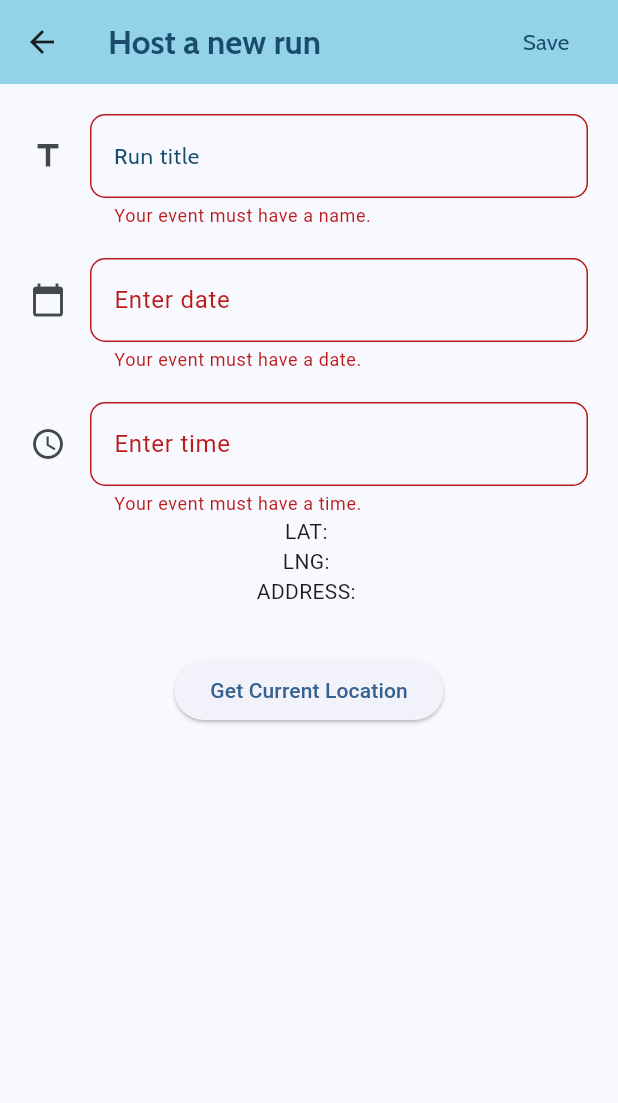
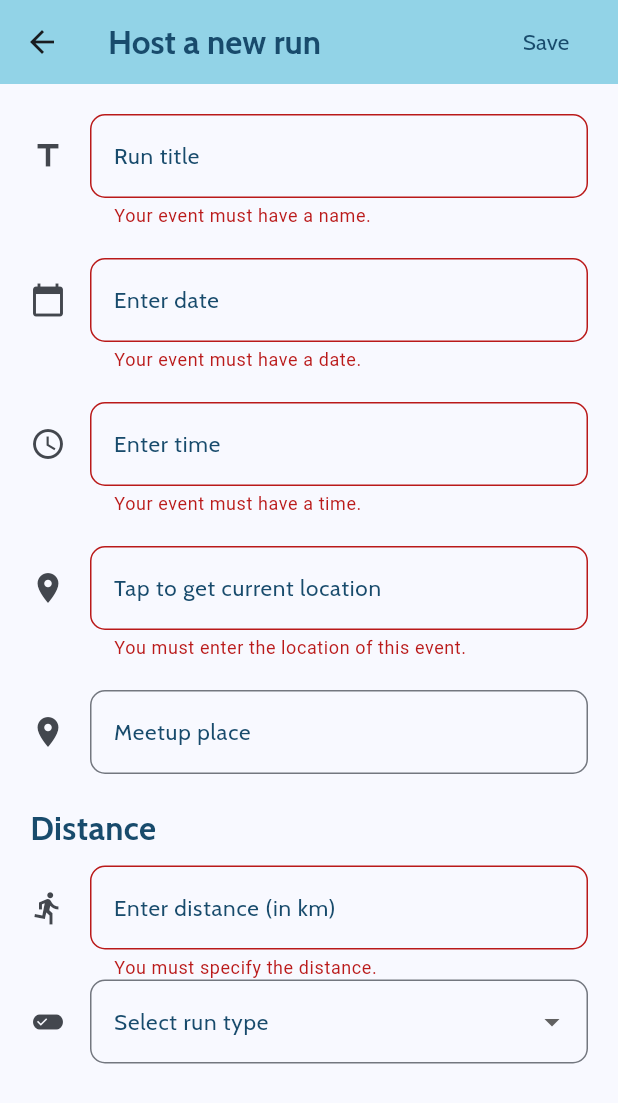
Before and after one commit to smsanagustin/runconnect, a Flutter app: the HostScreen screen opened directly, after a tap on "Save", on a phone screen of 412 x 824 dp. Shown: the top 1103 px of the screen. Run offline on Flutter 3.47's test engine with Material 3 defaults, Android fonts, the phone set to English and light mode, and no system bars; our stand-ins replace cloud_firestore, dartz, firebase_auth, firebase_core, flutter_riverpod, geocoding and 3 more; missing offline and left inert: dart:ffi; accounts and stored records are empty; generated files the repository leaves out were written again.

Commit message:
refactor: create a file for repeatedly used styles

```diff
--- /dev/null
+++ b/lib/models/run_type.dart
@@ -0,0 +1,20 @@
+enum RunTypes {
+  shortRun,
+  longRun,
+  runWalk,
+}
+
+extension RunTypesExtension on RunTypes {
+  String get title {
+    switch (this) {
+      case RunTypes.shortRun:
+        return 'Short Run';
+      case RunTypes.longRun:
+        return 'Long Run';
+      case RunTypes.runWalk:
+        return 'Run/Walk';
+      default:
+        return '';
+    }
+  }
+}
--- a/lib/screens/home/host.dart
+++ b/lib/screens/home/host.dart
@@ -1,7 +1,11 @@
+import 'dart:ffi';
+
 import 'package:flutter/material.dart';
 import 'package:geocoding/geocoding.dart';
 import 'package:geolocator/geolocator.dart';
 import 'package:intl/intl.dart';
+import 'package:runconnect/models/run_type.dart';
+import 'package:runconnect/shared/shared_styles.dart';
 import 'package:runconnect/shared/styled_text.dart';
 import 'package:runconnect/theme.dart';
 
@@ -16,6 +20,7 @@ class _HostScreenState extends State<HostScreen> {
   // stores the date and time picked by the user
   TextEditingController dateInput = TextEditingController();
   TextEditingController timeInput = TextEditingController();
+  TextEditingController locationInput = TextEditingController();
 
   // stores current address and position
   String? _currentAddress;
@@ -44,6 +49,9 @@ class _HostScreenState extends State<HostScreen> {
         ScaffoldMessenger.of(context).showSnackBar(const SnackBar(
             content: Text(
                 'Location services are disabled. Please turn on location.')));
+        setState(() {
+          _gettingCurrentPosition = false;
+        });
         return false;
       }
       permission = await Geolocator.checkPermission();
@@ -72,6 +80,7 @@ class _HostScreenState extends State<HostScreen> {
         Placemark place = placemarks[0];
         setState(() {
           _currentAddress = "${place.locality}, ${place.subAdministrativeArea}";
+          locationInput.text = _currentAddress!;
         });
       }).catchError((e) {
         debugPrint(e);
@@ -115,24 +124,21 @@ class _HostScreenState extends State<HostScreen> {
           ),
           backgroundColor: AppColors.primaryColor,
         ),
-        body: Form(
+        body: SingleChildScrollView(
+          child: Form(
               key: _formGlobalKey,
               child: Padding(
                 padding: const EdgeInsets.all(20.0),
                 child: Column(
+                  crossAxisAlignment: CrossAxisAlignment.start,
                   children: [
                     // title
                     TextFormField(
                         decoration: InputDecoration(
                           icon: const Icon(Icons.title),
                           label: const StyledText("Run title"),
-                        border: OutlineInputBorder(
-                            borderRadius: BorderRadius.circular(10),
-                            borderSide: BorderSide(color: AppColors.textColor)),
-                        focusedBorder: OutlineInputBorder(
-                            borderRadius: BorderRadius.circular(10),
-                            borderSide: BorderSide(
-                                color: AppColors.textColor, width: 2.0)),
+                          border: textFieldBorder,
+                          focusedBorder: textFieldFocusedBorder,
                         ),
                         validator: (value) {
                           if (value == null || value.isEmpty) {
@@ -147,14 +153,9 @@ class _HostScreenState extends State<HostScreen> {
                       controller: dateInput,
                       decoration: InputDecoration(
                         icon: const Icon(Icons.calendar_today),
-                      labelText: "Enter date",
-                      border: OutlineInputBorder(
-                          borderRadius: BorderRadius.circular(10),
-                          borderSide: BorderSide(color: AppColors.textColor)),
-                      focusedBorder: OutlineInputBorder(
-                          borderRadius: BorderRadius.circular(10),
-                          borderSide: BorderSide(
-                              color: AppColors.textColor, width: 2.0)),
+                        label: const StyledText("Enter date"),
+                        border: textFieldBorder,
+                        focusedBorder: textFieldFocusedBorder,
                       ),
                       readOnly: true,
                       onTap: () async {
@@ -188,14 +189,9 @@ class _HostScreenState extends State<HostScreen> {
                       controller: timeInput,
                       decoration: InputDecoration(
                         icon: const Icon(Icons.schedule),
-                      labelText: "Enter time",
-                      border: OutlineInputBorder(
-                          borderRadius: BorderRadius.circular(10),
-                          borderSide: BorderSide(color: AppColors.textColor)),
-                      focusedBorder: OutlineInputBorder(
-                          borderRadius: BorderRadius.circular(10),
-                          borderSide: BorderSide(
-                              color: AppColors.textColor, width: 2.0)),
+                        label: const StyledText("Enter time"),
+                        border: textFieldBorder,
+                        focusedBorder: textFieldFocusedBorder,
                       ),
                       readOnly: true,
                       onTap: () async {
@@ -220,22 +216,85 @@ class _HostScreenState extends State<HostScreen> {
                         }
                       },
                     ),
-                  Text('LAT: ${_currentPosition?.latitude ?? ""}'),
-                  Text('LNG: ${_currentPosition?.longitude ?? ""}'),
-                  Text('ADDRESS: ${_currentAddress ?? ""}'),
-                  const SizedBox(height: 32),
-                  ElevatedButton(
-                    onPressed: _getCurrentPosition,
-                    child: _gettingCurrentPosition
-                        ? const Padding(
-                            padding: EdgeInsets.all(8.0),
-                            child: CircularProgressIndicator(),
-                          )
-                        : const Text("Get Current Location"),
-                  )
+                    const SizedBox(
+                      height: 20,
+                    ),
+
+                    // location
+                    TextFormField(
+                      controller: locationInput,
+                      decoration: InputDecoration(
+                        icon: const Icon(Icons.location_on),
+                        label: _gettingCurrentPosition
+                            ? const CircularProgressIndicator()
+                            : const StyledText("Tap to get current location"),
+                        border: textFieldBorder,
+                        focusedBorder: textFieldFocusedBorder,
+                      ),
+                      readOnly: true,
+                      onTap: _getCurrentPosition,
+                      validator: (value) {
+                        if (value == null || value.isEmpty) {
+                          return "You must enter the location of this event.";
+                        } else {
+                          return null;
+                        }
+                      },
+                    ),
+
+                    const SizedBox(
+                      height: 20,
+                    ),
+                    TextFormField(
+                      decoration: InputDecoration(
+                        icon: const Icon(Icons.location_on),
+                        label: const StyledText("Meetup place"),
+                        border: textFieldBorder,
+                        focusedBorder: textFieldFocusedBorder,
+                      ),
+                    ),
+                    const SizedBox(
+                      height: 20,
+                    ),
+                    const StyledTitleMedium("Distance"),
+                    const SizedBox(
+                      height: 10,
+                    ),
+                    TextFormField(
+                        keyboardType: TextInputType.number,
+                        decoration: InputDecoration(
+                          icon: const Icon(Icons.directions_run),
+                          label: const StyledText("Enter distance (in km)"),
+                          border: textFieldBorder,
+                          focusedBorder: textFieldFocusedBorder,
+                        ),
+                        validator: (value) {
+                          if (value == null || value.isEmpty) {
+                            return "You must specify the distance.";
+                          }
+                          return null;
+                        }),
+
+                    // type of run (dropdown)
+                    DropdownButtonFormField(
+                      decoration: InputDecoration(
+                        icon: const Icon(Icons.edit_attributes),
+                        label: const StyledText("Select run type"),
+                        border: textFieldBorder,
+                        focusedBorder: textFieldFocusedBorder,
+                      ),
+                      items: RunTypes.values.map((runType) {
+                        return DropdownMenuItem(
+                          value: runType.title,
+                          child: Text(runType.title),
+                        );
+                      }).toList(),
+                      onChanged: (value) {},
+                    ),
                   ],
                 ),
-            )));
+              )),
+        ));
   }
 }
 
--- /dev/null
+++ b/lib/shared/shared_styles.dart
@@ -0,0 +1,13 @@
+// border
+import 'package:flutter/material.dart';
+import 'package:runconnect/theme.dart';
+
+// border of text fields
+OutlineInputBorder textFieldBorder = OutlineInputBorder(
+    borderRadius: BorderRadius.circular(10),
+    borderSide: BorderSide(color: AppColors.textColor));
+
+// border of text fields when focused
+InputBorder textFieldFocusedBorder = OutlineInputBorder(
+    borderRadius: BorderRadius.circular(10),
+    borderSide: BorderSide(color: AppColors.textColor, width: 2.0));
```
Lines whose indentation alone changed are shown as unchanged.
